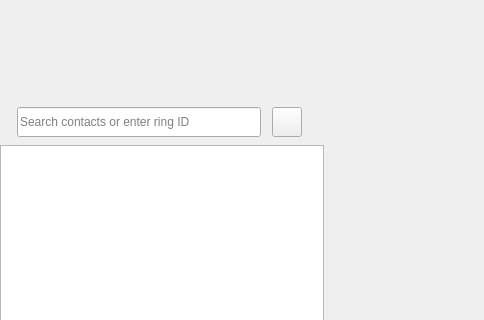
First picture: the form in callwidget.ui, repository savoirfairelinux/jami-client-windows, before the edit; both pictures show x 0 to 484 and y 0 to 320 of the 1046 by 724 pixel window.
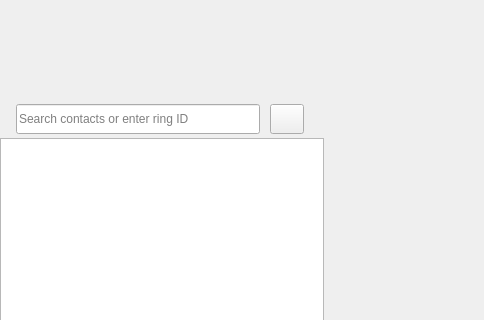
Second picture: the form after the edit. Icons and pictures are not drawn. Custom widgets are drawn as their Qt base class.

```diff
--- a/callwidget.ui
+++ b/callwidget.ui
@@ -241,12 +241,6 @@
                   <height>30</height>
                  </size>
                 </property>
-                <property name="maximumSize">
-                 <size>
-                  <width>30</width>
-                  <height>30</height>
-                 </size>
-                </property>
                 <property name="text">
                  <string/>
                 </property>
@@ -254,30 +248,8 @@
                  <iconset resource="ressources.qrc">
                   <normaloff>:/images/icons/ic_search_black_18dp_2x.png</normaloff>:/images/icons/ic_search_black_18dp_2x.png</iconset>
                 </property>
-                <property name="iconSize">
-                 <size>
-                  <width>18</width>
-                  <height>18</height>
-                 </size>
-                </property>
                </widget>
               </item>
-              <item>
-               <spacer name="verticalSpacer_3">
-                <property name="orientation">
-                 <enum>Qt::Vertical</enum>
-                </property>
-                <property name="sizeType">
-                 <enum>QSizePolicy::Fixed</enum>
-                </property>
-                <property name="sizeHint" stdset="0">
-                 <size>
-                  <width>0</width>
-                  <height>45</height>
-                 </size>
-                </property>
-               </spacer>
-              </item>
               <item>
                <spacer name="horizontalSpacer_2">
                 <property name="orientation">
```
Left out of the diff: 2 changed lines with no effect on the pictures.
